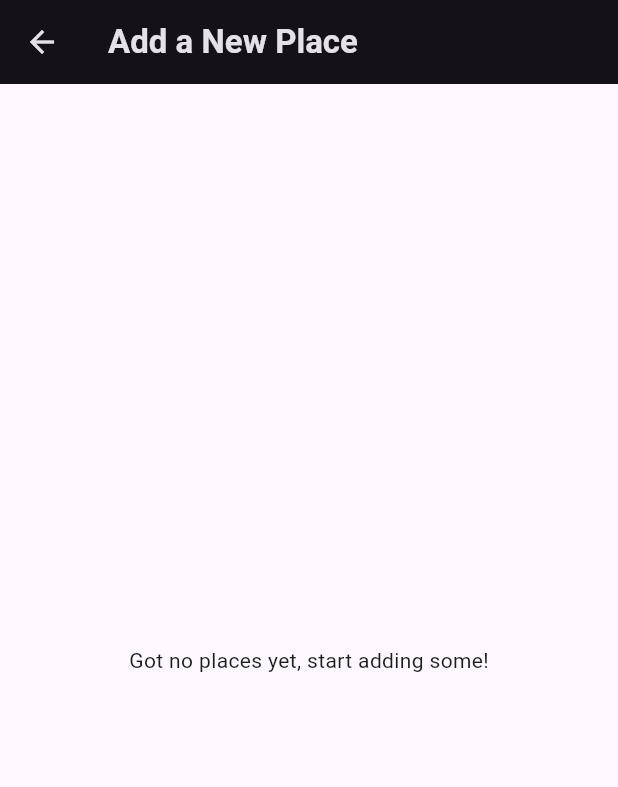
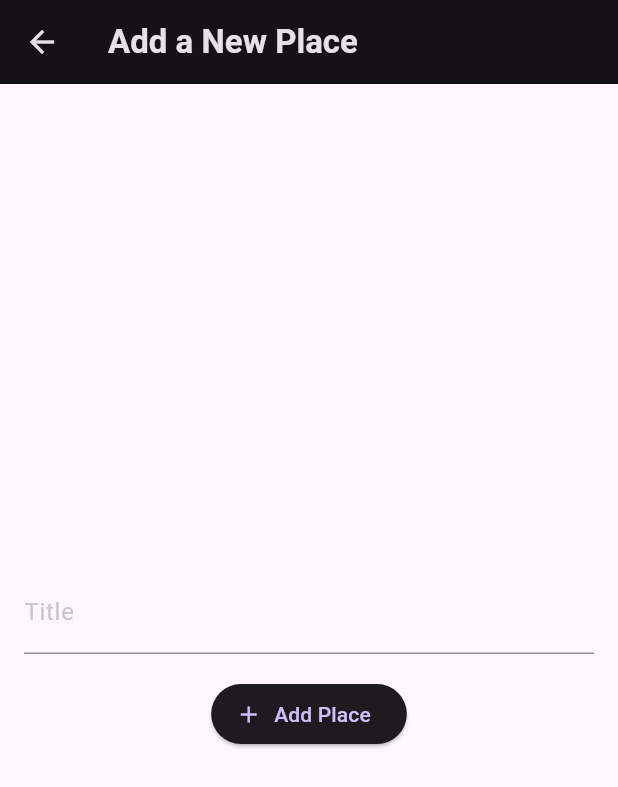
Before and after one commit to piidus/flutter-project, a Flutter app: the screen it shows after launch, after a tap on the "add" icon, on a phone screen of 412 x 824 dp. Shown: the top 787 px of the screen. Run offline on Flutter 3.47's test engine with Material 3 defaults, Android fonts, the phone set to English and light mode, and no system bars; our stand-ins replace flutter_riverpod, google_fonts.

Commit message:
add provider successfully

```diff
--- a/lib/main.dart
+++ b/lib/main.dart
@@ -2,7 +2,7 @@ import 'package:flutter/material.dart';
 import 'package:flutter_riverpod/flutter_riverpod.dart';
 import 'package:google_fonts/google_fonts.dart';
 import 'package:stock_watch/screens/places.dart';
-import 'package:stock_watch/widgets/place_list.dart';
+// import 'package:stock_watch/widgets/place_list.dart';
 
 final colorScheme = ColorScheme.fromSeed(
   brightness: Brightness.dark,
--- /dev/null
+++ b/lib/provider/places_provider.dart
@@ -0,0 +1,14 @@
+import 'package:flutter_riverpod/flutter_riverpod.dart';
+import 'package:stock_watch/model/place.dart';
+
+class PlacesNotifier extends StateNotifier<List<Place>> {
+  PlacesNotifier() : super([]);
+
+  void addPlace(Place place) {
+    state = [...state, place];
+  }
+}
+
+final placesProvider = StateNotifierProvider<PlacesNotifier, List<Place>>(
+  (ref) => PlacesNotifier(),
+);
--- a/lib/screens/add_place.dart
+++ b/lib/screens/add_place.dart
@@ -1,16 +1,61 @@
 import 'package:flutter/material.dart';
+import 'package:flutter_riverpod/flutter_riverpod.dart';
+import 'package:stock_watch/model/place.dart';
+import 'package:stock_watch/provider/places_provider.dart';
+class AddPlaceScreen extends ConsumerStatefulWidget {
+  AddPlaceScreen({super.key});
 
-class AddPlaceScreen extends StatelessWidget {
-  const AddPlaceScreen({super.key});
+  @override
+  ConsumerState<AddPlaceScreen> createState() => _AddPlaceScreenState();
+}
 
+class _AddPlaceScreenState extends ConsumerState<AddPlaceScreen> {
+
+  final titleController = TextEditingController();
+
+  void addPlace() {
+    final title = titleController.text;
+    if (title.isEmpty) {
+      return;
+    }
+    else {
+      ref.read(placesProvider.notifier).addPlace(Place(title: title));
+      Navigator.of(context).pop();
+    }
+
+  }
+
+  @override
+  void dispose() {
+    titleController.dispose();
+    super.dispose();
+  }
   @override
   Widget build(BuildContext context) {
     return Scaffold(
-      appBar: AppBar(
-        title: const Text('Add a New Place'),
-      ),
-      body: const Center(
-        child: Text('Got no places yet, start adding some!'),
+      appBar: AppBar(title: const Text('Add a New Place')),
+      body: Center(
+        child: Container(
+          padding: const EdgeInsets.all(16),
+          child: Column(
+            mainAxisAlignment: MainAxisAlignment.center,
+            children: [
+              TextField(
+                decoration: const InputDecoration(labelText: 'Title'),
+                controller: titleController,
+              ),
+              const SizedBox(
+                height: 16,
+              ),
+              ElevatedButton.icon(
+
+                onPressed: addPlace,
+                icon: const Icon(Icons.add),
+                label: const Text('Add Place'),
+              ),
+            ],
+          ),
+        ),
       ),
     );
   }
--- a/lib/screens/places.dart
+++ b/lib/screens/places.dart
@@ -1,11 +1,18 @@
 import 'package:flutter/material.dart';
+import 'package:flutter_riverpod/flutter_riverpod.dart';
+import 'package:stock_watch/provider/places_provider.dart';
+
 import 'package:stock_watch/screens/add_place.dart';
+import 'package:stock_watch/widgets/place_list.dart';
+// import 'package:stock_watch/widgets/place_list.dart';
 
-class PlacesScreen extends StatelessWidget {
+class PlacesScreen extends ConsumerWidget {
   const PlacesScreen({super.key});
 
   @override
-  Widget build(BuildContext context) {
+  Widget build(BuildContext context, WidgetRef ref) {
+
+    final places = ref.watch(placesProvider);
     return Scaffold(
       appBar: AppBar(
         backgroundColor: const Color.fromARGB(255, 110, 193, 245),
@@ -15,7 +22,7 @@ class PlacesScreen extends StatelessWidget {
             onPressed: () {
               Navigator.of(context).push(
                 MaterialPageRoute(
-                  builder: (ctx) => const AddPlaceScreen(),
+                  builder: (ctx) => AddPlaceScreen(),
               ),
               );
             },
@@ -23,7 +30,7 @@ class PlacesScreen extends StatelessWidget {
           ),
         ],
       ),
-      body: const Center(child: Text('Got no places yet, start adding some!')),
+      body: SafeArea(child: PlacesList(places: places,),),
     );
   }
 }
--- a/lib/widgets/place_list.dart
+++ b/lib/widgets/place_list.dart
@@ -1,11 +1,12 @@
 import 'package:flutter/material.dart';
+import 'package:flutter_riverpod/flutter_riverpod.dart';
 import 'package:stock_watch/model/place.dart';
-class PlacesList extends StatelessWidget {
+class PlacesList extends ConsumerWidget {
   const PlacesList({super.key, required this.places});
 
   final List<Place> places;
   @override
-  Widget build(BuildContext context) {
+  Widget build(BuildContext context, WidgetRef ref) {
     if (places.isEmpty) {
       return const Center(
         child: Text('Got no places yet, start adding some!'),
```
